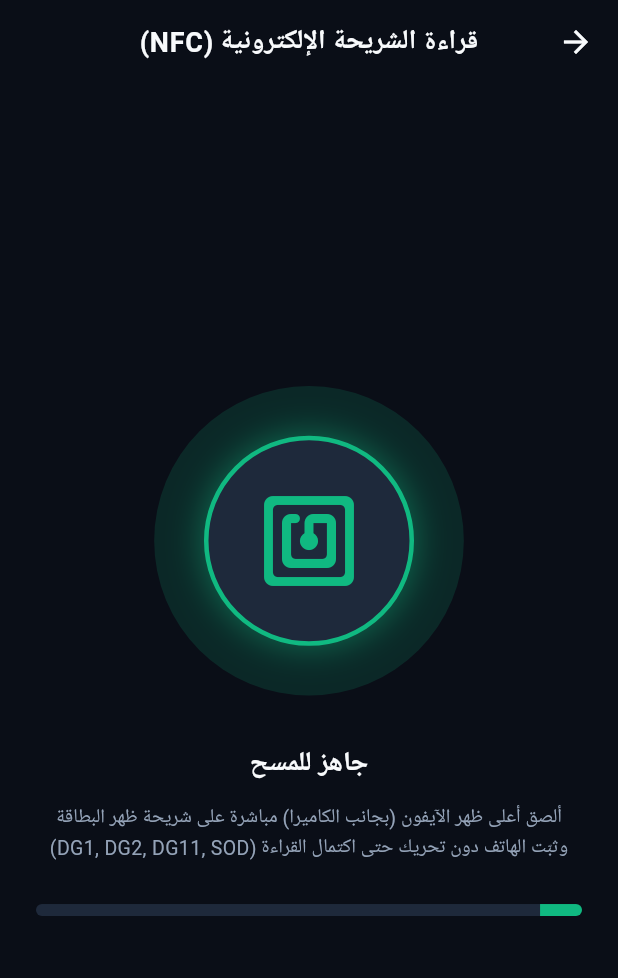
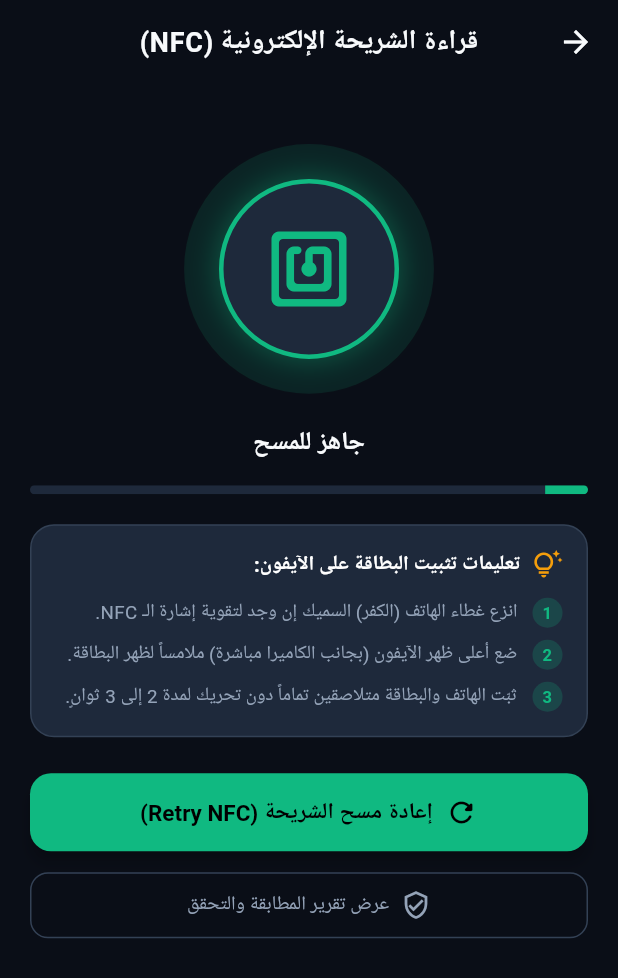
Before and after one commit to imadradhi/NI-Reader, a Flutter app: the NfcScanView screen opened directly, on a phone screen of 412 x 824 dp. Shown: the top 978 px of the screen. Run offline on Flutter 3.47's test engine with Material 3 defaults, Android fonts, the phone set to English and light mode, and no system bars; our stand-ins replace camera, dio, google_fonts, image_picker, permission_handler; missing offline and left inert: flutter_nfc_kit, google_mlkit_text_recognition; Roboto replaces fonts that are missing (Cairo).

Commit message:
fix(nfc): enable ISO14443 and ISO15693 multi-polling, add step-by-step card placement guide and instant retry button

```diff
--- a/flutter_ni_reader/lib/views/nfc_scan_view.dart
+++ b/flutter_ni_reader/lib/views/nfc_scan_view.dart
@@ -37,6 +37,7 @@ class _NfcScanViewState extends State<NfcScanView> with SingleTickerProviderStat
   @override
   Widget build(BuildContext context) {
     return Scaffold(
+      backgroundColor: AppColors.bgDark,
       appBar: AppBar(
         title: const Text("قراءة الشريحة الإلكترونية (NFC)"),
         centerTitle: true,
@@ -55,11 +56,12 @@ class _NfcScanViewState extends State<NfcScanView> with SingleTickerProviderStat
 
           final authKey = state.authKey;
 
-          return Padding(
-            padding: const EdgeInsets.symmetric(horizontal: 24, vertical: 20),
+          return SingleChildScrollView(
+            padding: const EdgeInsets.symmetric(horizontal: 20, vertical: 16),
             child: Column(
+              crossAxisAlignment: CrossAxisAlignment.stretch,
               children: [
-                // Auth Key Summary Chip
+                // 1. Auth Key Summary Chip (BAC Key)
                 if (authKey != null)
                   Container(
                     padding: const EdgeInsets.symmetric(horizontal: 16, vertical: 10),
@@ -90,89 +92,114 @@ class _NfcScanViewState extends State<NfcScanView> with SingleTickerProviderStat
                     ),
                   ),
 
-                const Spacer(),
+                const SizedBox(height: 24),
 
-                // Animated NFC Radar Icon
-                AnimatedBuilder(
+                // 2. Animated NFC Radar Icon
+                Center(
+                  child: AnimatedBuilder(
                     animation: _pulseController,
                     builder: (context, child) {
-                    final scale = 1.0 + (_pulseController.value * 0.2);
+                      final scale = 1.0 + (_pulseController.value * 0.15);
                       final opacity = 0.8 - (_pulseController.value * 0.4);
 
                       return Stack(
                         alignment: Alignment.center,
                         children: [
                           Container(
-                          width: 180 * scale,
-                          height: 180 * scale,
+                            width: 150 * scale,
+                            height: 150 * scale,
                             decoration: BoxDecoration(
                               shape: BoxShape.circle,
-                            color: AppColors.neonEmerald.withOpacity(opacity * 0.3),
+                              color: (state.nfcError != null ? AppColors.neonCoral : AppColors.neonEmerald)
+                                  .withOpacity(opacity * 0.25),
                             ),
                           ),
                           Container(
-                          width: 140,
-                          height: 140,
+                            width: 120,
+                            height: 120,
                             decoration: BoxDecoration(
                               shape: BoxShape.circle,
                               color: AppColors.surfaceDark,
                               border: Border.all(
-                              color: AppColors.neonEmerald,
+                                color: state.nfcError != null ? AppColors.neonCoral : AppColors.neonEmerald,
                                 width: 3,
                               ),
                               boxShadow: [
                                 BoxShadow(
-                                color: AppColors.neonEmerald.withOpacity(0.5),
-                                blurRadius: 20,
+                                  color: (state.nfcError != null ? AppColors.neonCoral : AppColors.neonEmerald)
+                                      .withOpacity(0.4),
+                                  blurRadius: 18,
                                 ),
                               ],
                             ),
-                          child: const Icon(
+                            child: Icon(
                               Icons.nfc_rounded,
-                            size: 72,
-                            color: AppColors.neonEmerald,
+                              size: 60,
+                              color: state.nfcError != null ? AppColors.neonCoral : AppColors.neonEmerald,
                             ),
                           ),
                         ],
                       );
                     },
                   ),
+                ),
 
-                const SizedBox(height: 32),
+                const SizedBox(height: 20),
 
-                // Status Message
+                // 3. Status Message
                 Text(
                   state.nfcStatusMessage,
                   textAlign: TextAlign.center,
-                  style: const TextStyle(
-                    color: AppColors.textPrimary,
-                    fontSize: 18,
+                  style: TextStyle(
+                    color: state.nfcError != null ? AppColors.neonCoral : AppColors.textPrimary,
+                    fontSize: 17,
                     fontWeight: FontWeight.bold,
                   ),
                 ),
 
-                const SizedBox(height: 12),
+                const SizedBox(height: 16),
 
-                const Text(
-                  "ألصق أعلى ظهر الآيفون (بجانب الكاميرا) مباشرة على شريحة ظهر البطاقة وثبّت الهاتف دون تحريك حتى اكتمال القراءة (DG1, DG2, DG11, SOD)",
-                  textAlign: TextAlign.center,
-                  style: TextStyle(
-                    color: AppColors.textSecondary,
-                    fontSize: 13,
-                    height: 1.5,
-                  ),
-                ),
-
-                const SizedBox(height: 28),
-
-                // Linear Progress Indicator
+                // 4. Linear Progress Indicator
                 ClipRRect(
                   borderRadius: BorderRadius.circular(8),
                   child: LinearProgressIndicator(
                     value: state.nfcProgress > 0 ? (state.nfcProgress / 100) : null,
-                    minHeight: 8,
+                    minHeight: 6,
                     backgroundColor: AppColors.surfaceDark,
                     color: AppColors.neonEmerald,
+                  ),
+                ),
+
+                const SizedBox(height: 20),
+
+                // 5. Visual Placement Guide Box (Instructions for iPhone)
+                Container(
+                  padding: const EdgeInsets.all(16),
+                  decoration: BoxDecoration(
+                    color: AppColors.surfaceDark,
+                    borderRadius: BorderRadius.circular(16),
+                    border: Border.all(color: AppColors.borderDark),
+                  ),
+                  child: Column(
+                    crossAxisAlignment: CrossAxisAlignment.start,
+                    children: [
+                      const Row(
+                        children: [
+                          Icon(Icons.tips_and_updates_outlined, color: AppColors.neonGold, size: 20),
+                          SizedBox(width: 8),
+                          Text(
+                            "تعليمات تثبيت البطاقة على الآيفون:",
+                            style: TextStyle(color: Colors.white, fontSize: 13.5, fontWeight: FontWeight.bold),
+                          ),
+                        ],
+                      ),
+                      const SizedBox(height: 12),
+                      _buildGuideRow("1", "انزع غطاء الهاتف (الكفر) السميك إن وجد لتقوية إشارة الـ NFC."),
+                      const SizedBox(height: 8),
+                      _buildGuideRow("2", "ضع أعلى ظهر الآيفون (بجانب الكاميرا مباشرة) ملامساً لظهر البطاقة."),
+                      const SizedBox(height: 8),
+                      _buildGuideRow("3", "ثبّت الهاتف والبطاقة متلاصقين تماماً دون تحريك لمدة 2 إلى 3 ثوانٍ."),
+                    ],
                   ),
                 ),
 
@@ -200,23 +227,48 @@ class _NfcScanViewState extends State<NfcScanView> with SingleTickerProviderStat
                   ),
                 ],
 
-                const Spacer(),
+                const SizedBox(height: 24),
 
-                // Error Retry Button if failed
-                if (state.nfcError != null)
+                // 6. Action Buttons: Retry & Direct Proceed
                 ElevatedButton.icon(
                   onPressed: () => state.startNfcReading(),
-                    icon: const Icon(Icons.refresh),
-                    label: const Text("إعادة المحاولة وتثبيت البطاقة"),
+                  icon: const Icon(Icons.refresh_rounded, size: 22),
+                  label: const Text(
+                    "إعادة مسح الشريحة (Retry NFC)",
+                    style: TextStyle(fontSize: 15, fontWeight: FontWeight.bold),
+                  ),
                   style: ElevatedButton.styleFrom(
-                      backgroundColor: AppColors.neonCoral,
-                      foregroundColor: Colors.white,
-                      minimumSize: const Size(double.infinity, 50),
+                    backgroundColor: AppColors.neonEmerald,
+                    foregroundColor: Colors.black,
+                    minimumSize: const Size(double.infinity, 52),
+                    shape: RoundedRectangleBorder(borderRadius: BorderRadius.circular(14)),
+                    elevation: 4,
+                  ),
+                ),
+
+                const SizedBox(height: 12),
+
+                OutlinedButton.icon(
+                  onPressed: () {
+                    // Direct verification transition if tag was read
+                    Navigator.pushReplacement(
+                      context,
+                      MaterialPageRoute(builder: (_) => const VerificationReportView()),
+                    );
+                  },
+                  icon: const Icon(Icons.verified_user_outlined, color: AppColors.textSecondary, size: 20),
+                  label: const Text(
+                    "عرض تقرير المطابقة والتحقق",
+                    style: TextStyle(color: AppColors.textSecondary, fontSize: 13),
+                  ),
+                  style: OutlinedButton.styleFrom(
+                    minimumSize: const Size(double.infinity, 44),
+                    side: const BorderSide(color: AppColors.borderDark),
                     shape: RoundedRectangleBorder(borderRadius: BorderRadius.circular(12)),
                   ),
                 ),
 
-                const SizedBox(height: 12),
+                const SizedBox(height: 16),
               ],
             ),
           );
@@ -224,4 +276,32 @@ class _NfcScanViewState extends State<NfcScanView> with SingleTickerProviderStat
       ),
     );
   }
+
+  Widget _buildGuideRow(String number, String text) {
+    return Row(
+      crossAxisAlignment: CrossAxisAlignment.start,
+      children: [
+        Container(
+          width: 20,
+          height: 20,
+          alignment: Alignment.center,
+          decoration: BoxDecoration(
+            color: AppColors.neonEmerald.withOpacity(0.2),
+            shape: BoxShape.circle,
+          ),
+          child: Text(
+            number,
+            style: const TextStyle(color: AppColors.neonEmerald, fontSize: 11, fontWeight: FontWeight.bold),
+          ),
+        ),
+        const SizedBox(width: 10),
+        Expanded(
+          child: Text(
+            text,
+            style: const TextStyle(color: AppColors.textSecondary, fontSize: 12.5, height: 1.4),
+          ),
+        ),
+      ],
+    );
   }
+}
```
Also changed, not shown: 1 other file. Lines whose indentation alone changed are shown as unchanged.
